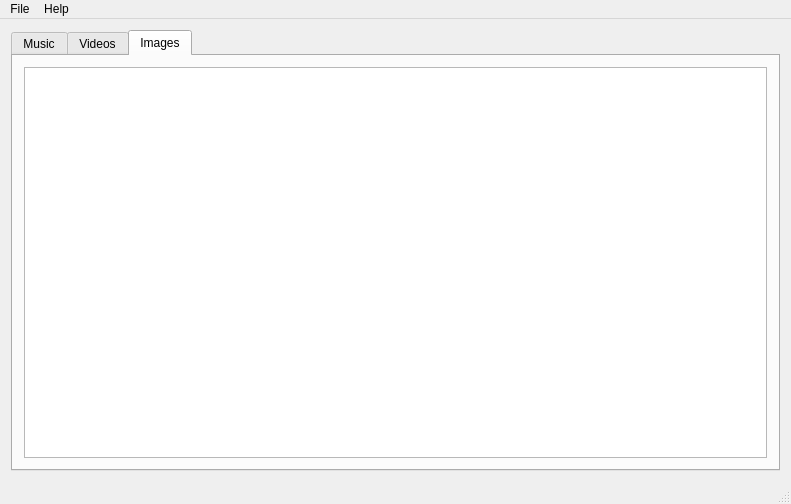
First picture: the form in ui/mainwindow.ui, repository acristoffers/SimplePlayer, before the edit.
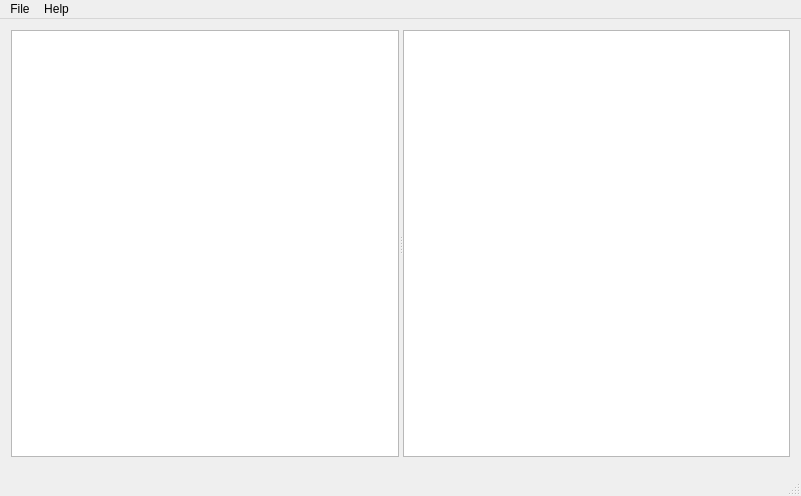
Second picture: the form after the edit. Custom widgets are drawn as their Qt base class.

Patch:
```diff
--- a/ui/mainwindow.ui
+++ b/ui/mainwindow.ui
@@ -6,24 +6,14 @@
    <rect>
     <x>0</x>
     <y>0</y>
-    <width>791</width>
-    <height>504</height>
+    <width>801</width>
+    <height>496</height>
    </rect>
   </property>
   <property name="windowTitle">
    <string>Simple Player</string>
   </property>
   <widget class="QWidget" name="centralWidget">
-   <layout class="QGridLayout" name="gridLayout">
-    <item row="0" column="0">
-     <widget class="QTabWidget" name="tabs">
-      <property name="currentIndex">
-       <number>2</number>
-      </property>
-      <widget class="QWidget" name="musicTab">
-       <attribute name="title">
-        <string>Music</string>
-       </attribute>
        <layout class="QVBoxLayout" name="verticalLayout">
         <item>
          <widget class="QSplitter" name="splitter">
@@ -97,58 +87,7 @@
          </widget>
         </item>
         <item>
-         <widget class="PlayerControls" name="playercontrols" native="true">
-          <property name="sizePolicy">
-           <sizepolicy hsizetype="Expanding" vsizetype="Minimum">
-            <horstretch>0</horstretch>
-            <verstretch>0</verstretch>
-           </sizepolicy>
-          </property>
-         </widget>
-        </item>
-       </layout>
-      </widget>
-      <widget class="QWidget" name="videoTab">
-       <attribute name="title">
-        <string>Videos</string>
-       </attribute>
-       <layout class="QGridLayout" name="gridLayout_3">
-        <item row="0" column="0">
-         <widget class="QListView" name="videoView">
-          <property name="viewMode">
-           <enum>QListView::IconMode</enum>
-          </property>
-         </widget>
-        </item>
-       </layout>
-      </widget>
-      <widget class="QWidget" name="imageTab">
-       <attribute name="title">
-        <string>Images</string>
-       </attribute>
-       <layout class="QGridLayout" name="gridLayout_4">
-        <item row="0" column="0">
-         <widget class="QListView" name="imageView">
-          <property name="iconSize">
-           <size>
-            <width>128</width>
-            <height>0</height>
-           </size>
-          </property>
-          <property name="resizeMode">
-           <enum>QListView::Adjust</enum>
-          </property>
-          <property name="viewMode">
-           <enum>QListView::IconMode</enum>
-          </property>
-          <property name="uniformItemSizes">
-           <bool>true</bool>
-          </property>
-         </widget>
-        </item>
-       </layout>
-      </widget>
-     </widget>
+     <widget class="PlayerControls" name="playercontrols" native="true"/>
     </item>
    </layout>
   </widget>
@@ -157,7 +96,7 @@
     <rect>
      <x>0</x>
      <y>0</y>
-     <width>791</width>
+     <width>801</width>
      <height>22</height>
     </rect>
    </property>
```
Lines whose indentation alone changed are shown as unchanged.
